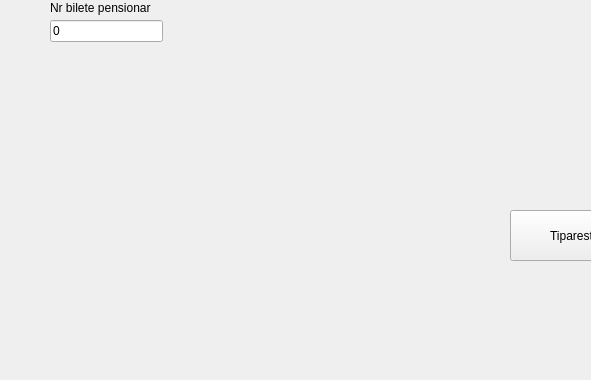
This is Licenta/client/client/mainwindow.ui in grozamihai15/licenta as Qt 5 draws it before an edit; both pictures show x 0 to 591 and y 220 to 600 of the 800 by 600 pixel window. The edited form follows.
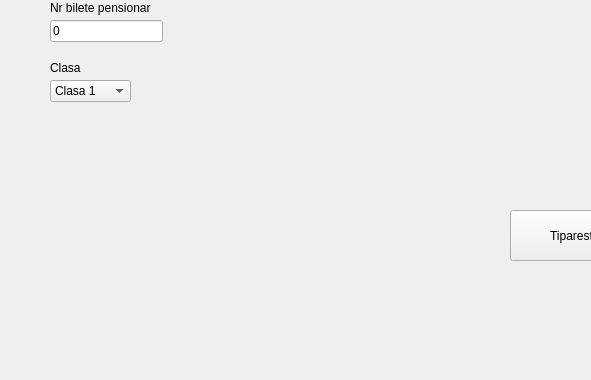
This is the edited form.

```diff
--- a/Licenta/client/client/mainwindow.ui
+++ b/Licenta/client/client/mainwindow.ui
@@ -140,9 +140,9 @@
     <property name="geometry">
      <rect>
       <x>50</x>
-      <y>300</y>
+      <y>350</y>
       <width>431</width>
-      <height>61</height>
+      <height>131</height>
      </rect>
     </property>
     <property name="text">
@@ -155,7 +155,7 @@
       <x>320</x>
       <y>70</y>
       <width>421</width>
-      <height>191</height>
+      <height>211</height>
      </rect>
     </property>
     <property name="text">
@@ -165,6 +165,39 @@
      <set>Qt::AlignCenter</set>
     </property>
    </widget>
+   <widget class="QComboBox" name="clasaBiletBox">
+    <property name="geometry">
+     <rect>
+      <x>50</x>
+      <y>300</y>
+      <width>81</width>
+      <height>22</height>
+     </rect>
+    </property>
+    <item>
+     <property name="text">
+      <string>Clasa 1</string>
+     </property>
+    </item>
+    <item>
+     <property name="text">
+      <string>Clasa 2</string>
+     </property>
+    </item>
+   </widget>
+   <widget class="QLabel" name="label_5">
+    <property name="geometry">
+     <rect>
+      <x>50</x>
+      <y>280</y>
+      <width>49</width>
+      <height>16</height>
+     </rect>
+    </property>
+    <property name="text">
+     <string>Clasa</string>
+    </property>
+   </widget>
   </widget>
   <widget class="QMenuBar" name="menubar">
    <property name="geometry">
```
